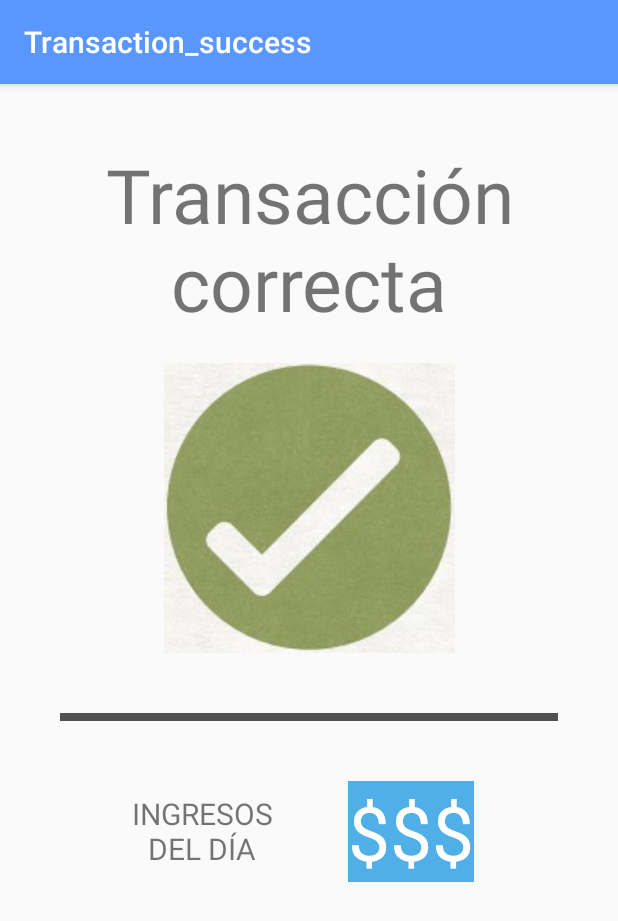
After one commit to andresduarter22/sarana, an Android app: the Transaction_success screen opened directly, with no data from a screen before it, on a phone screen of 412 x 824 dp. The commit adds this screen. Shown: the top 921 px of the screen. Run offline under Robolectric (Android 15) with nearby library versions, the phone set to English and light mode, and no system bars.

Commit message:
2 activities

```diff
--- /dev/null
+++ b/app/src/main/java/com/example/sarana/Transaction_success.java
@@ -0,0 +1,21 @@
+package com.example.sarana;
+
+import android.os.Bundle;
+import android.support.design.widget.FloatingActionButton;
+import android.support.design.widget.Snackbar;
+import android.support.v7.app.AppCompatActivity;
+import android.support.v7.widget.Toolbar;
+import android.view.View;
+
+public class Transaction_success extends AppCompatActivity {
+
+    @Override
+    protected void onCreate(Bundle savedInstanceState) {
+        super.onCreate(savedInstanceState);
+        setContentView(R.layout.activity_transaction_success);
+        Toolbar toolbar = findViewById(R.id.toolbar);
+        setSupportActionBar(toolbar);
+
+    }
+
+}
--- /dev/null
+++ b/app/src/main/res/layout/activity_transaction_success.xml
@@ -0,0 +1,25 @@
+<?xml version="1.0" encoding="utf-8"?>
+<android.support.design.widget.CoordinatorLayout xmlns:android="http://schemas.android.com/apk/res/android"
+    xmlns:app="http://schemas.android.com/apk/res-auto"
+    xmlns:tools="http://schemas.android.com/tools"
+    android:layout_width="match_parent"
+    android:layout_height="match_parent"
+    tools:context=".Transaction_success">
+
+    <android.support.design.widget.AppBarLayout
+        android:layout_width="match_parent"
+        android:layout_height="wrap_content"
+        android:theme="@style/AppTheme.AppBarOverlay">
+
+        <android.support.v7.widget.Toolbar
+            android:id="@+id/toolbar"
+            android:layout_width="match_parent"
+            android:layout_height="?attr/actionBarSize"
+            android:background="?attr/colorPrimary"
+            app:popupTheme="@style/AppTheme.PopupOverlay" />
+
+    </android.support.design.widget.AppBarLayout>
+
+    <include layout="@layout/content_transaction_success" />
+
+</android.support.design.widget.CoordinatorLayout>
--- a/app/src/main/res/layout/content_inicia.xml
+++ b/app/src/main/res/layout/content_inicia.xml
@@ -12,7 +12,7 @@
         android:layout_width="wrap_content"
         android:layout_height="wrap_content"
         android:layout_marginStart="0dp"
-        android:layout_marginTop="50dp"
+        android:layout_marginTop="120dp"
         android:text="@string/inicia_title"
         android:textSize="50sp"
         app:layout_constraintEnd_toEndOf="parent"
--- /dev/null
+++ b/app/src/main/res/layout/content_transaction_success.xml
@@ -0,0 +1,66 @@
+<?xml version="1.0" encoding="utf-8"?>
+<android.support.constraint.ConstraintLayout xmlns:android="http://schemas.android.com/apk/res/android"
+    xmlns:app="http://schemas.android.com/apk/res-auto"
+    xmlns:tools="http://schemas.android.com/tools"
+    android:layout_width="match_parent"
+    android:layout_height="match_parent"
+    app:layout_behavior="@string/appbar_scrolling_view_behavior"
+    tools:context=".Transaction_success"
+    tools:showIn="@layout/activity_transaction_success">
+
+    <TextView
+        android:id="@+id/transaction_success_title"
+        android:layout_width="wrap_content"
+        android:layout_height="wrap_content"
+        android:layout_marginTop="40dp"
+        android:textSize="50sp"
+        android:textAlignment="center"
+        app:layout_constraintTop_toTopOf="parent"
+        app:layout_constraintStart_toStartOf="parent"
+        app:layout_constraintEnd_toEndOf="parent"
+        app:layout_constraintHorizontal_bias="0.5"
+        android:text="@string/transaction_success_title"/>
+    <ImageView
+        android:id="@+id/transaction_success_image"
+        android:layout_width="wrap_content"
+        android:layout_height="wrap_content"
+        android:src="@drawable/check_transaction"
+        app:layout_constraintStart_toStartOf="parent"
+        app:layout_constraintEnd_toEndOf="parent"
+        app:layout_constraintHorizontal_bias="0.5"
+        android:layout_marginTop="20dp"
+        app:layout_constraintTop_toBottomOf="@id/transaction_success_title"/>
+    <View style="@style/Divider"
+        android:id="@+id/transaction_success_divider"
+        app:layout_constraintStart_toStartOf="parent"
+        android:layout_marginStart="40dp"
+        android:layout_marginEnd="40dp"
+        app:layout_constraintTop_toBottomOf="@+id/transaction_success_image"
+        android:layout_marginTop="40dp"
+        android:background="#505050"/>
+
+    <TextView
+        android:id="@+id/transaction_success_label"
+        android:layout_width="wrap_content"
+        android:layout_height="wrap_content"
+        android:layout_marginStart="88dp"
+        android:layout_marginTop="48dp"
+        android:text="@string/transaction_success_label"
+        android:textAlignment="center"
+        android:textSize="20sp"
+        app:layout_constraintStart_toStartOf="parent"
+        app:layout_constraintTop_toBottomOf="@id/transaction_success_divider" />
+
+    <TextView
+        android:layout_width="wrap_content"
+        android:layout_height="wrap_content"
+        android:layout_marginTop="40dp"
+        android:textColor="#FFFFFF"
+        android:layout_marginEnd="96dp"
+        android:text="@string/dollar"
+        android:textSize="50sp"
+        android:background="@color/colorPrimaryDark"
+        app:layout_constraintEnd_toEndOf="parent"
+        app:layout_constraintTop_toBottomOf="@id/transaction_success_divider" />
+
+</android.support.constraint.ConstraintLayout>
--- a/app/src/main/res/values/strings.xml
+++ b/app/src/main/res/values/strings.xml
@@ -30,4 +30,12 @@
     <string name="bienvenido_autito">autito</string>
     <string name="bienvenido_inicio">Inicio</string>
     <string name="bienvenido_registro">Registro</string>
+    <string name="title_activity_transaction_success">Transaction_success</string>
+
+    <string name="transaction_success_title">Transacción correcta</string>
+    <string name="transaction_fail_title">Transacción incorrecta</string>
+    <string name="transaction_success_label">INGRESOS\nDEL DÍA</string>
+    <string name="transaction_fail_label">SALDO\nTARJETA</string>
+    <string name="dollar">$$$</string>
+    <string name="title_activity_transaction_fail">Transaction_fail</string>
 </resources>
```
Also changed, not shown: app/src/main/AndroidManifest.xml (+10 -2 lines), app/src/main/java/com/example/sarana/Transaction_fail.java (added, +29 -0 lines), app/src/main/res/layout/activity_transaction_fail.xml (added, +25 -0 lines), app/src/main/res/layout/content_transaction_fail.xml (added, +66 -0 lines), app/src/main/res/drawable/check_transaction.jpg (added), app/src/main/res/drawable/cross_transaction.jpg (added).
